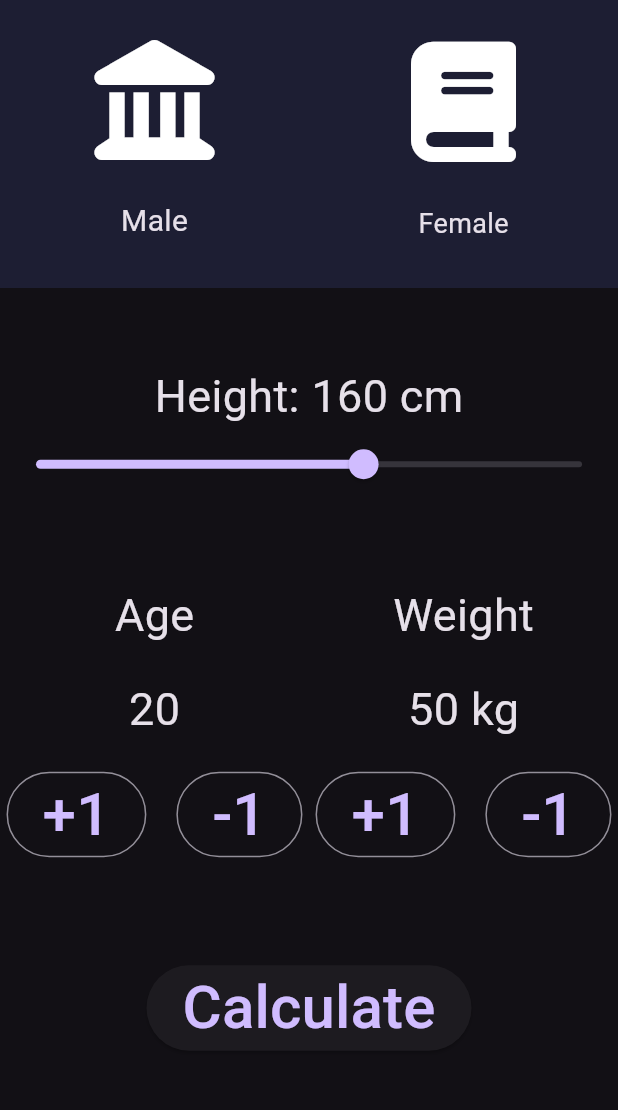
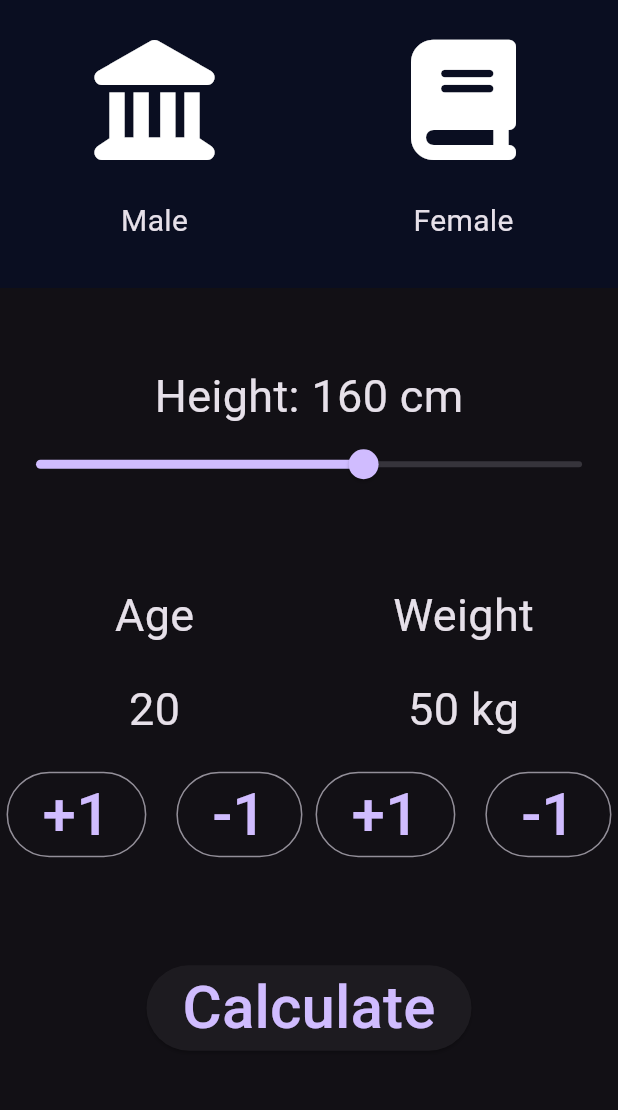
Before and after one commit to Yin-1022/BMICalculator, a Flutter app: the screen it shows after launch, on a phone screen of 412 x 824 dp, the part 84-1194 px from its top. Run offline on Flutter 3.47's test engine with Material 3 defaults, Android fonts, the phone set to English and light mode, and no system bars; our stand-ins replace font_awesome_flutter.

```diff
--- /dev/null
+++ b/lib/component/constant.dart
@@ -0,0 +1,4 @@
+import 'package:flutter/material.dart';
+
+Color inactiveColor = const Color(0xFF0A0E21);
+Color activeColor = const Color(0xFF1D1E33);
--- a/lib/main.dart
+++ b/lib/main.dart
@@ -1,5 +1,6 @@
 import 'package:flutter/material.dart';
 import 'package:font_awesome_flutter/font_awesome_flutter.dart';
+import 'package:d_1122/component/constant.dart';
 
 void main()
 {
@@ -15,14 +16,12 @@ class BMICalculator extends StatefulWidget
 }
 
 class _BMICalculatorState extends State<BMICalculator> {
-  Color inactiveColor = const Color(0xFF0A0E21);
-  Color activeColor = const Color(0xFF1D1E33);
-  Color selectGender = Colors.white;
-  String gender = '';
   double _value = 160;
   int age = 20;
   double weight = 50;
   double theBMI = 20;
+  String selectedGender = '';
+
 
   @override
   Widget build(BuildContext context)
@@ -48,54 +47,31 @@ class _BMICalculatorState extends State<BMICalculator> {
                           Expanded
                             (
                               child: GestureDetector(
-                                child: Container
-                                  (
-                                    color: selectGender = gender=='male' ? inactiveColor : activeColor,
-                                    child: const Column
-                                      (
-                                        children:
-                                        [
-                                          Expanded(child: Icon(FontAwesomeIcons.landmark,size: 80,),),
-                                          Text("Male",style: TextStyle(fontSize: 20),),
-                                          SizedBox(height: 30,)
-                                        ],
-                                      ),
-                                  ),
+                                child: GenderBox(gender: 'Male',selectGender: selectedGender,icon: FontAwesomeIcons.landmark),
                                 onTap: ()
                                 {
-                                  setState(() {
-                                    gender = 'male';
+                                  setState(()
+                                  {
+                                    selectedGender = 'Male';
                                   });
                                 },
                               ),
                             ),
                           Expanded(
                             child: GestureDetector(
-                              child: Container
-                                (
-                                  color: selectGender = gender=='female' ? inactiveColor : activeColor,
-                                  child: const Column
-                                    (
-                                    children:
-                                    [
-                                      Expanded(child: Icon(FontAwesomeIcons.book,size: 80,),),
-                                      Text("Female",style: TextStyle(fontSize: 18),),
-                                      SizedBox(height: 30,)
-                                    ],
-                                  ),
-                                ),
-                              onTap: ()
-                              {
-                                setState(() {
-                                  gender = 'female';
-                                });
-                              },
+                                  child: GenderBox(gender: 'Female',selectGender: selectedGender,icon: FontAwesomeIcons.book),
+                                  onTap: ()
+                                  {
+                                    setState(()
+                                    {
+                                      selectedGender = 'Female';
+                                    });
+                                  },
                             ),
                           ),
                          ],
                       ),
                   ),
-
                   Expanded(
                     child: Container
                       (
@@ -122,7 +98,6 @@ class _BMICalculatorState extends State<BMICalculator> {
                           )
                       ),
                   ),
-
                   Expanded(
                     child: Row
                       (
@@ -223,3 +198,33 @@ class _BMICalculatorState extends State<BMICalculator> {
     );
   }
 }
+
+class GenderBox extends StatelessWidget {
+  const GenderBox({
+    super.key,
+    required this.selectGender,
+    required this.icon,
+    required this.gender
+  });
+
+  final String selectGender;
+  final IconData icon;
+  final String gender;
+
+  @override
+  Widget build(BuildContext context) {
+    return Container
+      (
+        color: gender ==selectGender ? activeColor : inactiveColor,
+        child: Column
+          (
+            children:
+            [
+              Expanded(child: Icon(icon,size: 80,),),
+              Text("$gender",style: const TextStyle(fontSize: 20),),
+              const SizedBox(height: 30,)
+            ],
+          ),
+      );
+  }
+}
```
